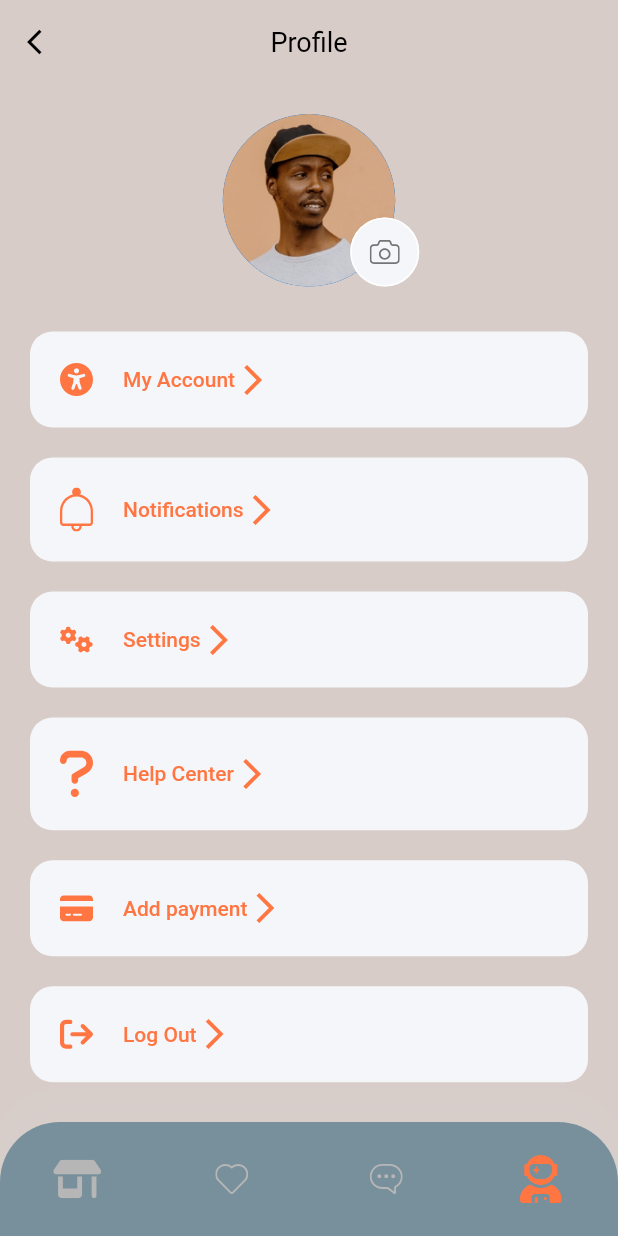
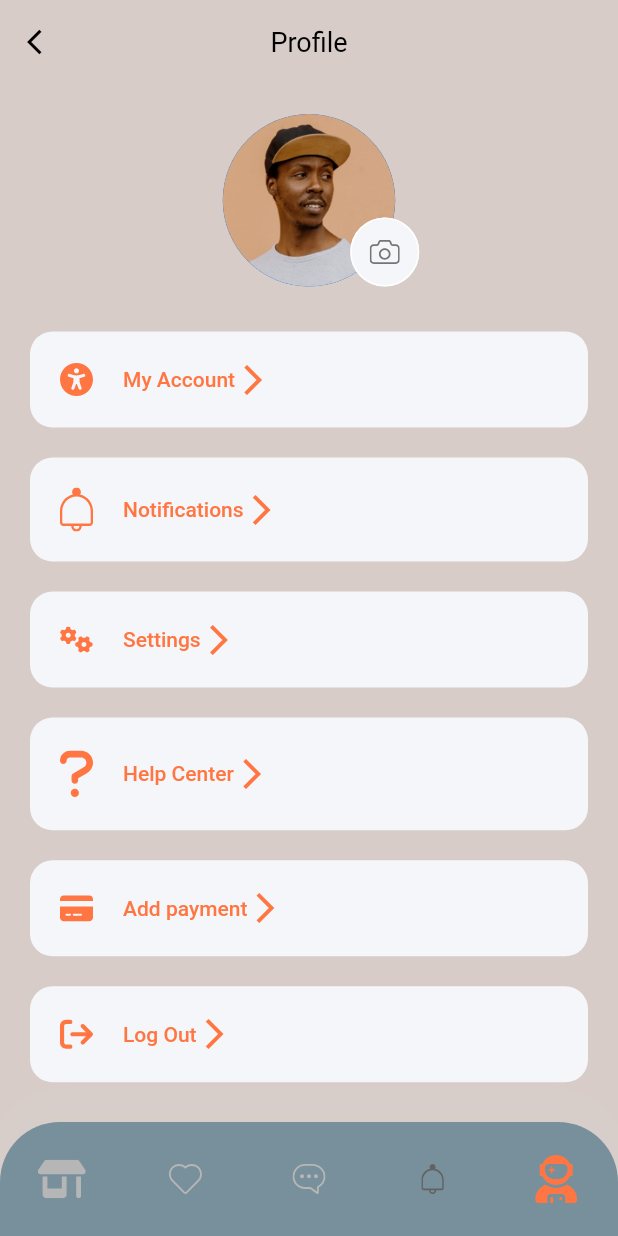
Before and after one commit to Richaljuliansyah/fp3-eccomers, a Flutter app: the ProfileScreen screen opened by its route, on a phone screen of 412 x 824 dp. Run offline on Flutter 3.47's test engine with Material 2 defaults, Android fonts, the phone set to English and light mode, and no system bars; our stand-ins replace flutter_svg, google_fonts, grouped_list, shared_preferences; accounts and stored records are empty; network calls fail.

Commit message:
buttom navbar

```diff
--- a/lib/components/custom_bottom_nav_bar.dart
+++ b/lib/components/custom_bottom_nav_bar.dart
@@ -63,6 +63,10 @@ class CustomBottomNavBar extends StatelessWidget {
                 },
               ),
               IconButton(
+                icon: SvgPicture.asset("assets/icons/Bell.svg"),
+                onPressed: () {},
+              ),
+              IconButton(
                 icon: SvgPicture.asset(
                   "assets/icons/user-astronaut-solid.svg",
                   color: MenuState.profile == selectedMenu
```
